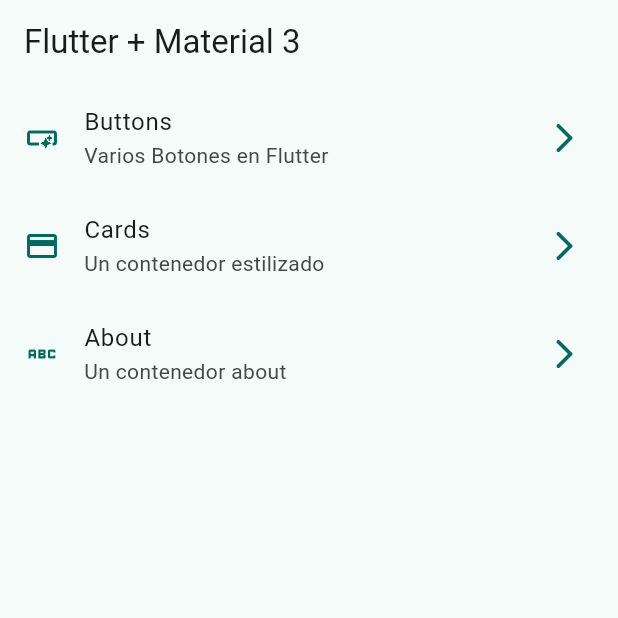
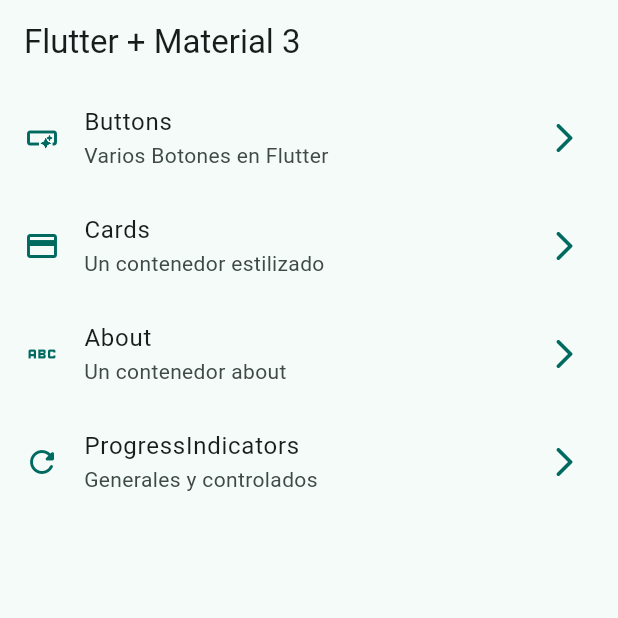
Before and after one commit to JAP994/widgets, a Flutter app: the screen it shows after launch, on a phone screen of 412 x 824 dp, the top half of it. Run offline on Flutter 3.47's test engine with Material 3 defaults, Android fonts, the phone set to English and light mode, and no system bars; our stand-ins replace go_router.

Commit message:
Progress indicator terminado

```diff
--- a/lib/config/menu/menu_items.dart
+++ b/lib/config/menu/menu_items.dart
@@ -37,4 +37,11 @@ const appMenuItems = <MenuItem>[
     icon: Icons.abc_outlined
   ),
 
+  MenuItem(
+    title: 'ProgressIndicators',
+    subTitle: 'Generales y controlados',
+    link: '/progress',
+    icon: Icons.refresh_rounded
+  ),
+
 ];
--- a/lib/config/router/app_router.dart
+++ b/lib/config/router/app_router.dart
@@ -25,5 +25,10 @@ final appRouter = GoRouter(
       name: AboutScreen.name,
       builder: (context, state) => AboutScreen(),
     ),
+    GoRoute(
+      path: '/progress',
+      name: ProgressScreen.name,
+      builder: (context, state) => ProgressScreen(),
+    ),
   ],
 );
```
Also changed, not shown: lib/presentation/screens/progress/progress_screen.dart (+63 -1 lines).
